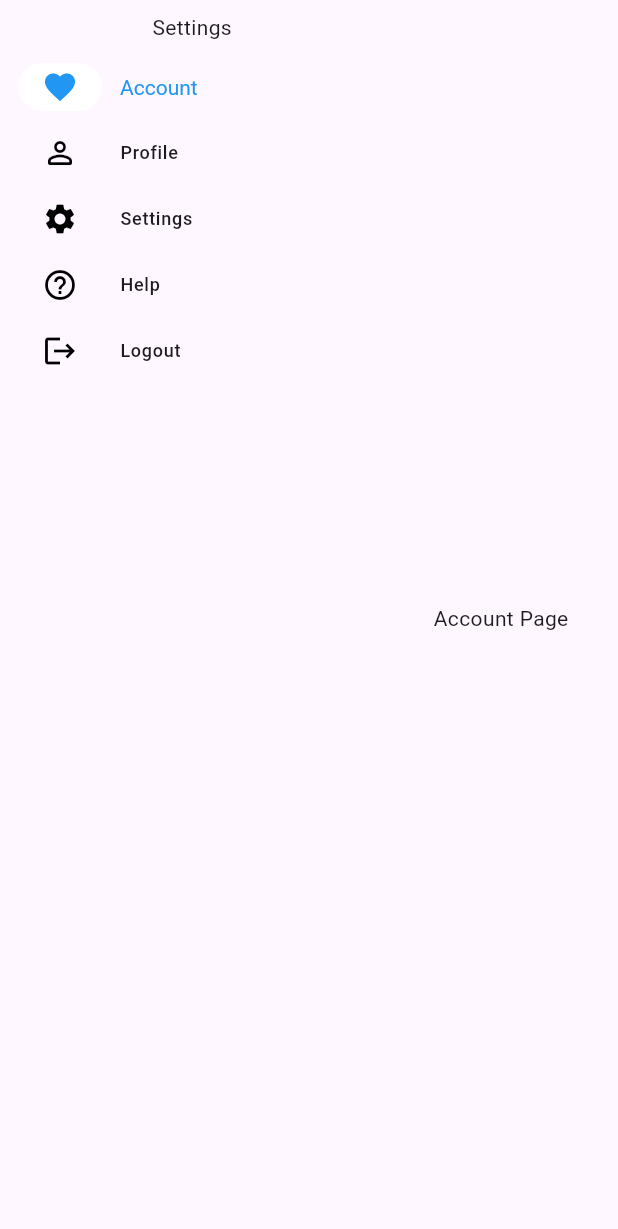
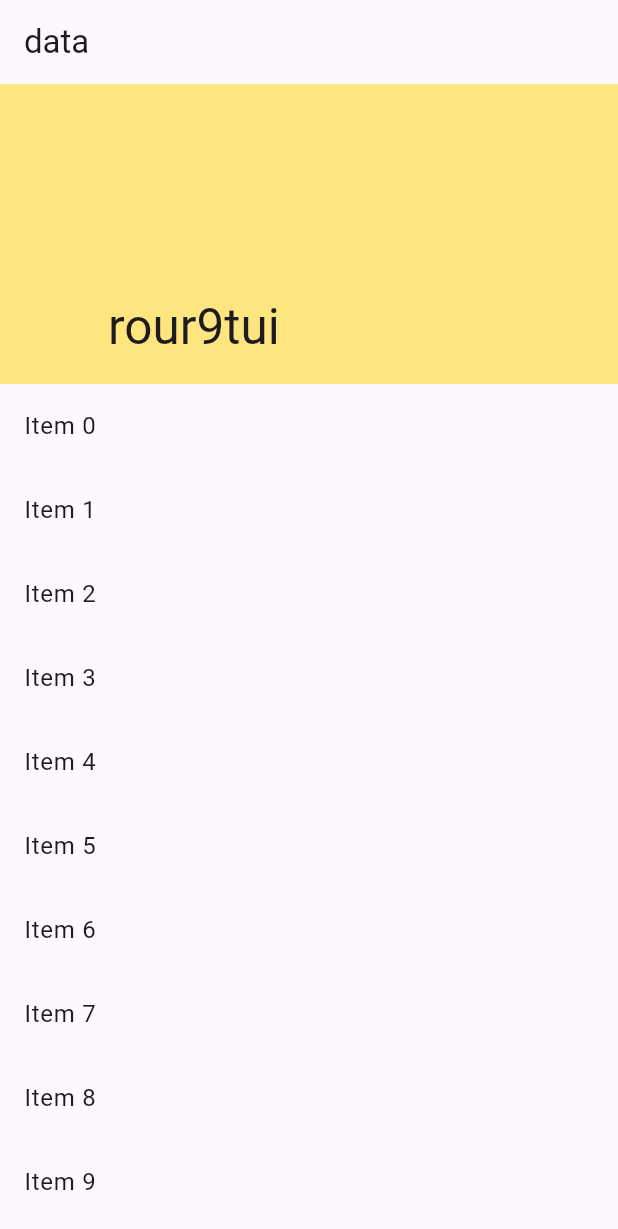
Before and after one commit to malavikaac/Flutter_navigationrail, a Flutter app: the screen it shows after launch, on a phone screen of 412 x 824 dp. Shown: the top 1229 px of the screen. Run offline on Flutter 3.47's test engine with Material 3 defaults, Android fonts, the phone set to English and light mode, and no system bars.

```diff
--- a/lib/main.dart
+++ b/lib/main.dart
@@ -1,5 +1,6 @@
 import 'package:flutter/material.dart';
 import 'package:profile_ui/account_screen.dart';
+import 'package:profile_ui/silverappbar.dart';
 
 
 
@@ -17,7 +18,7 @@ class MyApp extends StatelessWidget {
         colorScheme: ColorScheme.fromSeed(seedColor: Colors.deepPurple),
         useMaterial3: true,
       ),
-      home:  const Settings(),
+      home:  ScrollingAppBarExample(),
     );
   }
 }
--- /dev/null
+++ b/lib/silverappbar.dart
@@ -0,0 +1,37 @@
+import 'package:flutter/material.dart';
+
+class ScrollingAppBarExample extends StatelessWidget {
+  const ScrollingAppBarExample({super.key});
+
+  @override
+  Widget build(BuildContext context) {
+    return Scaffold(
+      appBar: AppBar(
+        title: Text('data'),
+      ),
+      body: NestedScrollView(
+        headerSliverBuilder: (BuildContext context, bool innerBoxIsScrolled) {
+          return <Widget>[
+            SliverAppBar(
+              backgroundColor: Colors.amberAccent[100],
+              expandedHeight: 200.0,
+              floating: false,
+              pinned: true,
+              flexibleSpace: const FlexibleSpaceBar(
+           title: Text("rour9tui"),
+              ),
+            ),
+          ];
+        },
+        body: ListView.builder(
+          itemCount: 20,
+          itemBuilder: (BuildContext context, int index) {
+            return ListTile(
+              title: Text('Item $index'),
+            );
+          },
+        ),
+      ),
+    );
+  }
+}
```
